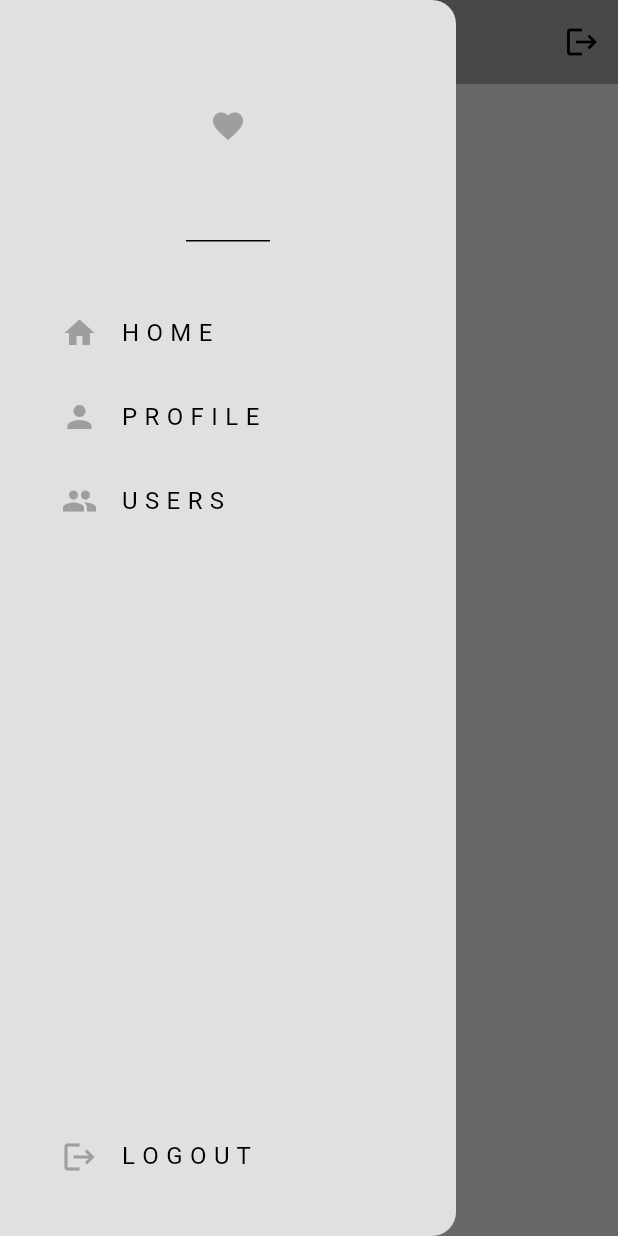
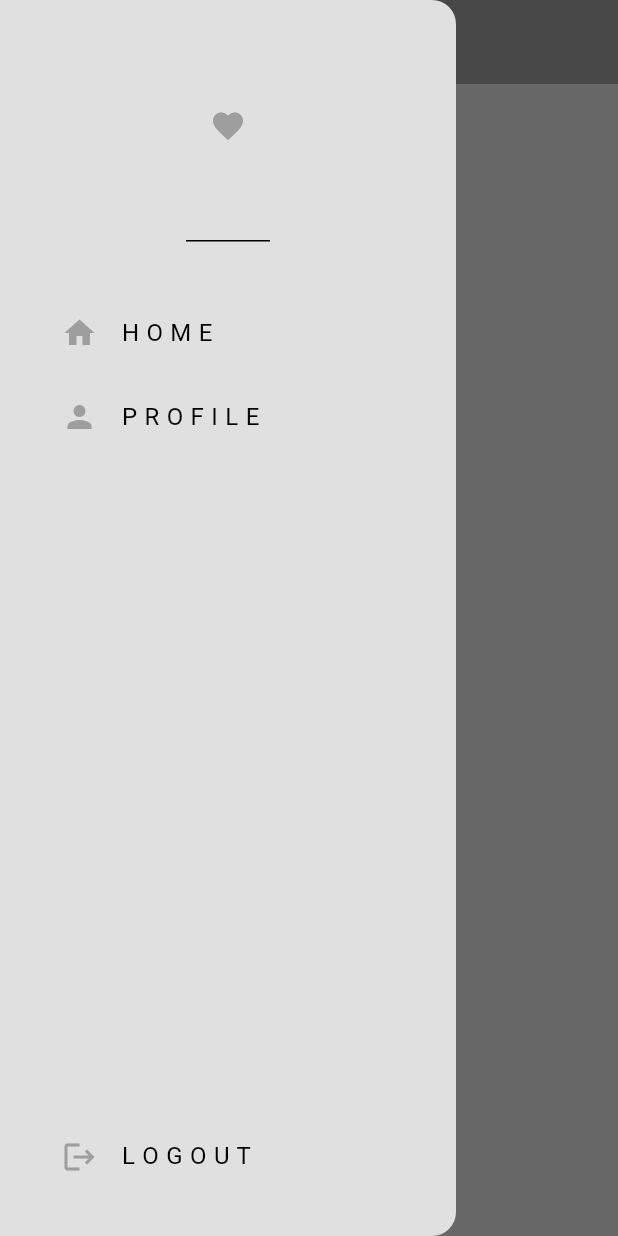
Before and after one commit to ftynfrhn/beauty_bazaar, a Flutter app: the screen it shows once a user with an empty profile is signed in, with the side drawer open, on a phone screen of 412 x 824 dp. Run offline on Flutter 3.47's test engine with Material 3 defaults, Android fonts, the phone set to English and light mode, and no system bars; our stand-ins replace firebase_auth, firebase_core; accounts and stored records are empty; network calls fail.

Commit message:
remove appbar logout

```diff
--- a/lib/auth/auth.dart
+++ b/lib/auth/auth.dart
@@ -3,6 +3,8 @@ import 'package:beauty_bazaar/pages/home_page.dart';
 import 'package:firebase_auth/firebase_auth.dart';
 import 'package:flutter/material.dart';
 
+// if user signed in, show home page, else show login or register page
+// use stream to listen to authentication
 class AuthPage extends StatelessWidget {
   const AuthPage({super.key});
 
--- a/lib/components/my_drawer.dart
+++ b/lib/components/my_drawer.dart
@@ -1,7 +1,12 @@
+import 'package:firebase_auth/firebase_auth.dart';
 import 'package:flutter/material.dart';
 
 class MyDrawer extends StatelessWidget {
   const MyDrawer({Key? key});
+
+  void logout(){
+    FirebaseAuth.instance.signOut();
+  }
 
   @override
   Widget build(BuildContext context) {
@@ -48,29 +53,32 @@ class MyDrawer extends StatelessWidget {
                 ),
                 title: const Text("P R O F I L E"),
                 onTap: () {
-                  // this is already the home screen, so just the drawer
+                  // pop drawer
                   Navigator.pop(context);
+
+                  // navigate to profile page
+                  Navigator.pushNamed(context, '/profile_page');
                 },
               ),
             ),
 
             // users tile
-            Padding(
-              padding: const EdgeInsets.only(left: 25.0),
-              child: ListTile(
-                leading: Icon(
-                  Icons.group,
-                  color: Theme.of(context).colorScheme.inversePrimary,
-                ),
-                title: const Text("U S E R S"),
-                onTap: () {
-                  // this is already the home screen, so just the drawer
-                  Navigator.pop(context);
-                },
-              ),
-            ),
+            // Padding(
+            //   padding: const EdgeInsets.only(left: 25.0),
+            //   child: ListTile(
+            //     leading: Icon(
+            //       Icons.group,
+            //       color: Theme.of(context).colorScheme.inversePrimary,
+            //     ),
+            //     title: const Text("U S E R S"),
+            //     onTap: () {
+            //       // pop drawer
+            //       Navigator.pop(context);
+            //     },
+            //   ),
+            // ),
           ],
-          ),
+        ),
 
           // logout tile
           Padding(
@@ -82,8 +90,11 @@ class MyDrawer extends StatelessWidget {
               ),
               title: const Text("L O G O U T"),
               onTap: () {
-                // this is already the home screen, so just the drawer
+                // pop drawer
                 Navigator.pop(context);
+
+                // logout
+                logout();
               },
             ),
           ),
--- a/lib/main.dart
+++ b/lib/main.dart
@@ -1,6 +1,8 @@
 import 'package:beauty_bazaar/auth/auth.dart';
-//import 'package:beauty_bazaar/auth/login_or_register.dart';
+import 'package:beauty_bazaar/auth/login_or_register.dart';
 import 'package:beauty_bazaar/firebase_options.dart';
+import 'package:beauty_bazaar/pages/home_page.dart';
+import 'package:beauty_bazaar/pages/profile_page.dart';
 import 'package:beauty_bazaar/theme/default_mode.dart';
 import 'package:firebase_core/firebase_core.dart';
 import 'package:flutter/material.dart';
@@ -20,8 +22,13 @@
   Widget build(BuildContext context) {
     return MaterialApp(
       debugShowCheckedModeBanner: false,
-      home: const AuthPage(),
+      home: const AuthPage(), // firstly listen if we already signed in or not
       theme: defaultMode,
+      routes: {
+        '/login_register_page': (context) => const LoginOrRegister(),
+        '/home_page': (context) => const HomePage(),
+        '/profile_page': (context) => const ProfilePage(),
+      },
     );
   }
 }
--- a/lib/pages/home_page.dart
+++ b/lib/pages/home_page.dart
@@ -4,10 +4,6 @@ import 'package:flutter/material.dart';
 
 class HomePage extends StatelessWidget {
   const HomePage({super.key});
-
-  void logout(){
-    FirebaseAuth.instance.signOut();
-  }
 
   @override
   Widget build(BuildContext context) {
@@ -16,13 +12,6 @@ class HomePage extends StatelessWidget {
         title: const Text("Home"),
         backgroundColor: Theme.of(context).colorScheme.inversePrimary,
         elevation: 0,
-        actions: [
-          // logout button
-          IconButton(
-            icon: const Icon(Icons.logout),
-            onPressed: logout,
-          ),
-        ],
       ),
       drawer: MyDrawer(),
     );
```
Also changed, not shown: lib/pages/profile_page.dart (+17 -0 lines).
